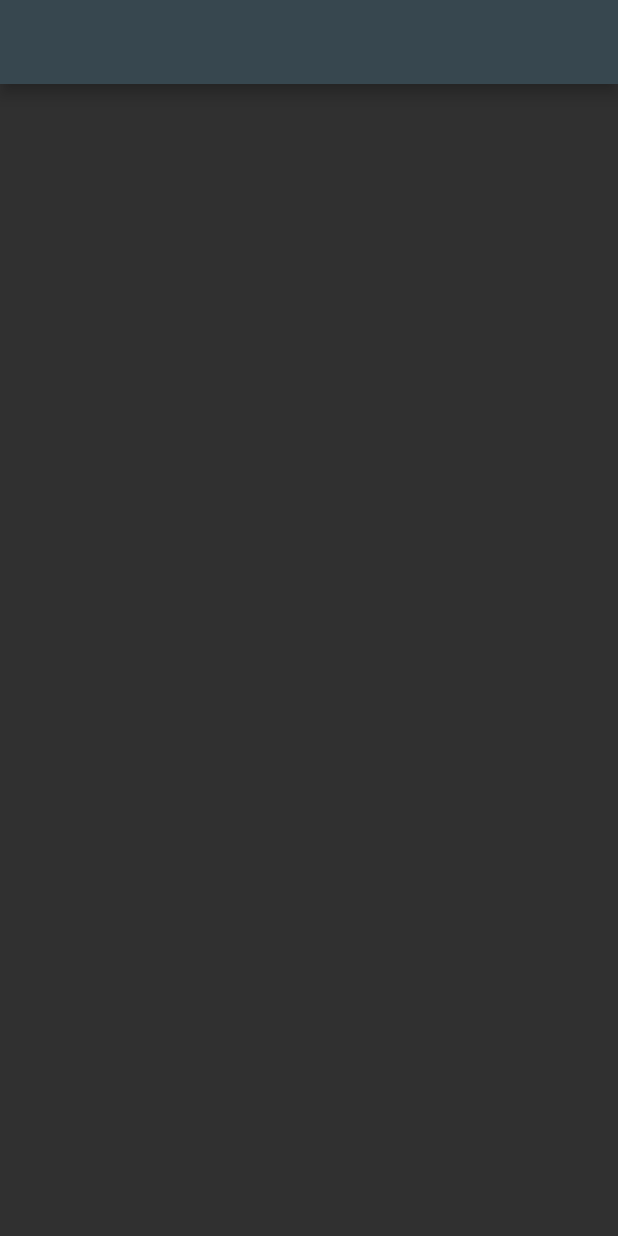
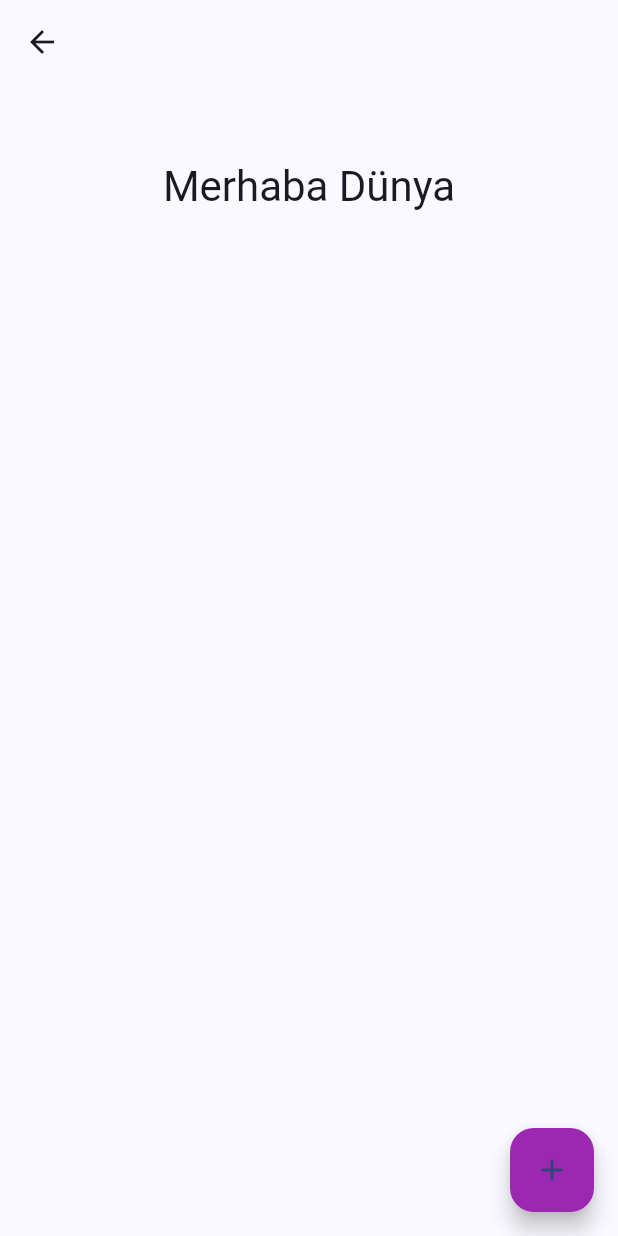
Before and after one commit to fatihBicgi/flutter_learn_projects, a Flutter app: the TestPage screen opened directly, on a phone screen of 412 x 824 dp. Run offline on Flutter 3.47's test engine with Material 2 defaults, Android fonts, the phone set to English and light mode, and no system bars.

Commit message:
fixed some problems

```diff
--- a/lib/learn/test_page.dart
+++ b/lib/learn/test_page.dart
@@ -1,16 +1,24 @@
 import 'package:flutter/material.dart';
+import 'package:flutter_application_1/core/ui_items.dart';
 
 class TestPage extends StatelessWidget {
   const TestPage({Key? key}) : super(key: key);
-
   @override
   Widget build(BuildContext context) {
     return Scaffold(
-      appBar: AppBar(
-        backgroundColor: Colors.blueGrey[800],
+      appBar: AppBar(),
+      floatingActionButton: FloatingActionButton(
+        backgroundColor: Colors.purple,
+        onPressed: () {},
+        child: Icon(Icons.add),
       ),
-      body: Column(
-        children: [],
+      body: Padding(
+        padding: const EdgeInsets.all(50.0),
+        child: Column(
+          children: [
+            TextGenerator(text: 'Merhaba Dünya'),
+          ],
+        ),
       ),
     );
   }
--- a/lib/main.dart
+++ b/lib/main.dart
@@ -23,8 +23,8 @@ class MyApp extends StatelessWidget {
     return MaterialApp(
       title: 'Test Page',
       debugShowCheckedModeBanner: false,
-      theme: ThemeData.dark().copyWith(),
-      home: TestPage(),
+      theme: ThemeData(colorSchemeSeed: Color.fromARGB(255, 80, 107, 164), useMaterial3: true),
+      home: AnimeHomePage(),
     );
   }
 }
```
